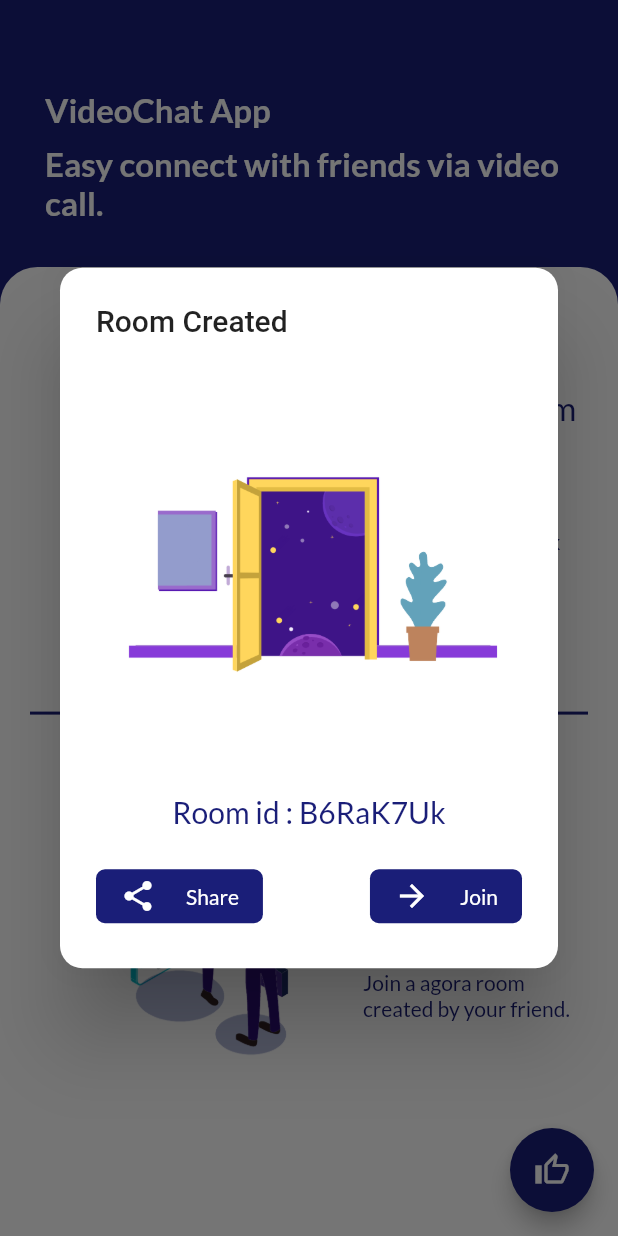
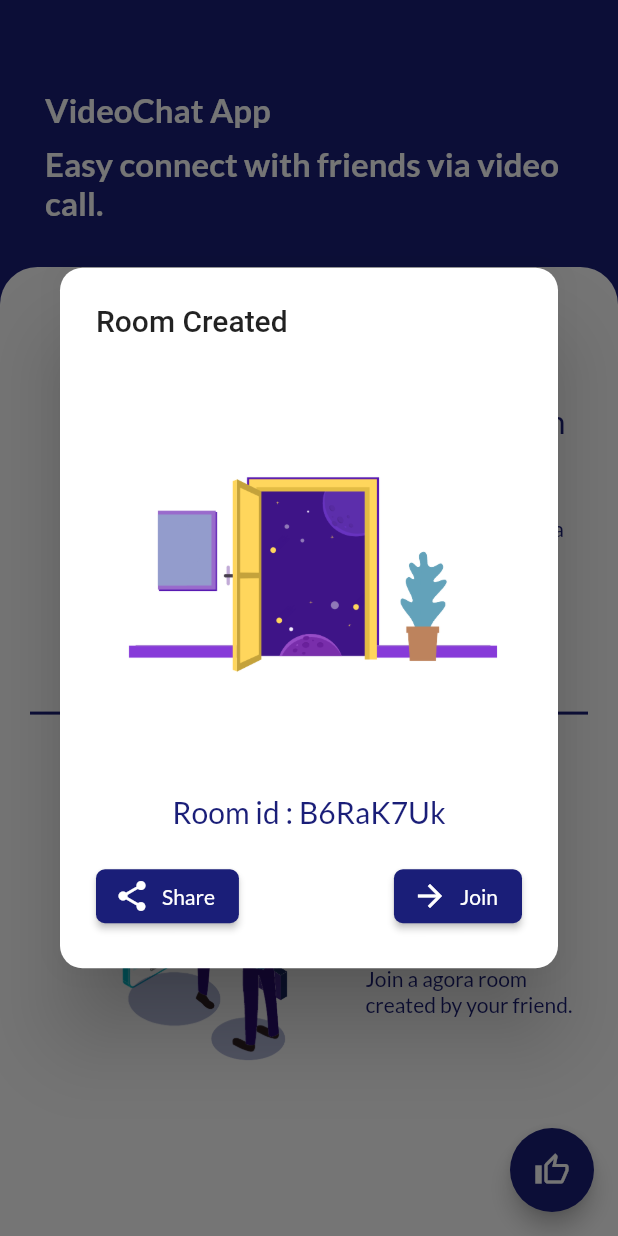
Before and after one commit to SurajLad/VideoCall-App-Flutter, a Flutter app: the VideoCallScreen screen opened directly, after a tap on the "arrow back" icon, after a tap on "Create Room", on a phone screen of 412 x 824 dp. Run offline on Flutter 3.47's test engine with Material 2 defaults, Android fonts, the phone set to English and light mode, and no system bars; our stand-ins replace convex_bottom_bar, get, google_fonts, permission_handler; missing offline and left inert: agora_rtc_engine, flutter_share, signal_strength_indicator.

```diff
--- a/lib/Controllers/agora_controller.dart
+++ b/lib/Controllers/agora_controller.dart
@@ -5,6 +5,8 @@ import 'package:chat_app/Helpers/utils.dart';
 import 'package:get/get.dart';
 
 class AgoraController extends GetxController {
+  RtcEngine engine;
+
   // Meeeting Timer Helper
   Timer meetingTimer;
   int meetingDuration = 0;
@@ -15,19 +17,25 @@ class AgoraController extends GetxController {
   bool muteVideo = false;
   bool backCamera = false;
 
+  @override
+  void onInit() {
+    engine = createAgoraRtcEngine();
+    super.onInit();
+  }
+
   void onToggleMuteAudio() {
     muted = !muted;
-    AgoraRtcEngine.muteLocalAudioStream(muted);
+    engine.muteLocalAudioStream(muted);
   }
 
   void onToggleMuteVideo() {
     muteVideo = !muteVideo;
-    AgoraRtcEngine.muteLocalVideoStream(muteVideo);
+    engine.muteLocalVideoStream(muteVideo);
   }
 
   void onSwitchCamera() {
     backCamera = !backCamera;
-    AgoraRtcEngine.switchCamera();
+    engine.switchCamera();
   }
 
   void startMeetingTimer() async {
--- a/lib/UI/Dialogs/create_room.dart
+++ b/lib/UI/Dialogs/create_room.dart
@@ -38,31 +38,28 @@ class _CreateRoomDialogState extends State<CreateRoomDialog> {
           Row(
             mainAxisAlignment: MainAxisAlignment.spaceBetween,
             children: [
-              FlatButton(
+              ElevatedButton.icon(
+                icon: Icon(Icons.share, color: Colors.white),
+                style: ElevatedButton.styleFrom(
                   shape: RoundedRectangleBorder(
                       borderRadius: BorderRadius.circular(6)),
-                color: const Color(0xFF1A1E78),
+                  backgroundColor: const Color(0xFF1A1E78),
+                ),
                 onPressed: () {
                   shareToApps(roomId);
                 },
-                child: Row(
-                  mainAxisSize: MainAxisSize.min,
-                  children: [
-                    Icon(Icons.share, color: Colors.white),
-                    const SizedBox(
-                      width: 20,
-                    ),
-                    Text(
+                label: Text(
                   "Share",
                   style: regularTxtStyle,
                 ),
-                  ],
               ),
-              ),
-              FlatButton(
+              ElevatedButton.icon(
+                icon: Icon(Icons.arrow_forward, color: Colors.white),
+                style: ElevatedButton.styleFrom(
                   shape: RoundedRectangleBorder(
                       borderRadius: BorderRadius.circular(6)),
-                color: const Color(0xFF1A1E78),
+                  backgroundColor: const Color(0xFF1A1E78),
+                ),
                 onPressed: () async {
                   bool isPermissionGranted =
                       await handlePermissionsForCall(context);
@@ -81,18 +78,9 @@ class _CreateRoomDialogState extends State<CreateRoomDialog> {
                         snackPosition: SnackPosition.BOTTOM);
                   }
                 },
-                child: Row(
-                  mainAxisSize: MainAxisSize.min,
-                  children: [
-                    Icon(Icons.arrow_forward, color: Colors.white),
-                    const SizedBox(
-                      width: 20,
-                    ),
-                    Text(
+                label: Text(
                   "Join",
                   style: regularTxtStyle,
-                    ),
-                  ],
                 ),
               ),
             ],
--- a/lib/UI/home_page.dart
+++ b/lib/UI/home_page.dart
@@ -54,14 +54,15 @@ class HomePage extends StatelessWidget {
                     flex: 4,
                     child: Padding(
                       padding: const EdgeInsets.only(left: 10, right: 10),
-                      child: FlatButton(
+                      child: TextButton(
                         onPressed: () {
                           showDialog(
                             context: context,
                             barrierDismissible: false,
                             builder: (_) {
                               return CreateRoomDialog();
-                              });
+                            },
+                          );
                         },
                         child: Row(
                           children: [
@@ -70,7 +71,8 @@ class HomePage extends StatelessWidget {
                               child: Image.asset(
                                 "Assets/create_meeting_vector.png",
                                 fit: BoxFit.fill,
-                                )),
+                              ),
+                            ),
                             Flexible(
                               flex: 4,
                               child: Column(
@@ -107,7 +109,7 @@ class HomePage extends StatelessWidget {
                     flex: 4,
                     child: Padding(
                       padding: const EdgeInsets.only(left: 10, right: 10),
-                      child: FlatButton(
+                      child: TextButton(
                         onPressed: () {
                           showDialog(
                               context: context,
--- a/lib/UI/videocall_page.dart
+++ b/lib/UI/videocall_page.dart
@@ -5,7 +5,6 @@ import 'package:chat_app/UI/home_page.dart';
 import 'package:convex_bottom_bar/convex_bottom_bar.dart';
 import 'package:get/get.dart';
 import 'package:flutter/material.dart';
-import 'package:flutter/rendering.dart';
 import 'package:agora_rtc_engine/agora_rtc_engine.dart';
 import 'package:signal_strength_indicator/signal_strength_indicator.dart';
 
@@ -23,7 +22,7 @@ class VideoCallScreenState extends State<VideoCallScreen> {
 
   // UserJoined Bool
   bool isSomeOneJoinedCall = false;
-  final AgoraController agoraController = Get.put(AgoraController());
+  final agoraController = Get.put(AgoraController());
 
   int networkQuality = 3;
   Color networkQualityBarColor = Colors.green;
@@ -36,7 +35,7 @@ class VideoCallScreenState extends State<VideoCallScreen> {
   }
 
   @override
-  void dispose() {
+  void dispose() async {
     print("\n============ ON DISPOSE ===============\n");
     super.dispose();
 
@@ -48,8 +47,8 @@ class VideoCallScreenState extends State<VideoCallScreen> {
     _users.clear();
 
     // destroy Agora sdk
-    AgoraRtcEngine.leaveChannel();
-    AgoraRtcEngine.destroy();
+    await agoraController.engine.leaveChannel();
+    await agoraController.engine.release();
   }
 
   @override
@@ -68,16 +67,23 @@ class VideoCallScreenState extends State<VideoCallScreen> {
 
     await _initAgoraRtcEngine();
     _addAgoraEventHandlers();
-    await AgoraRtcEngine.enableWebSdkInteroperability(true);
+    await agoraController.engine.enableWebSdkInteroperability(true);
 
-    await AgoraRtcEngine.setParameters(
+    await agoraController.engine.setParameters(
         '''{\"che.video.lowBitRateStreamParameter\":{\"width\":640,\"height\":360,\"frameRate\":30,\"bitRate\":800}}''');
-    await AgoraRtcEngine.joinChannel(null, widget.channelName, null, 0);
+    await agoraController.engine.joinChannel(
+      token: 's',
+      channelId: widget.channelName,
+      uid: 0,
+      options: ChannelMediaOptions(),
+    );
+
+    // await agoraController.engine.joinChannel(null, widget.channelName, null, 0);
   }
 
   Future<void> _initAgoraRtcEngine() async {
-    await AgoraRtcEngine.create(getAgoraAppId());
-    await AgoraRtcEngine.enableVideo();
+    await agoraController.engine.create(getAgoraAppId());
+    await agoraController.engine.enableVideo();
   }
 
   /// agora event handlers
@@ -263,7 +269,7 @@ class VideoCallScreenState extends State<VideoCallScreen> {
             ],
           ),
           actions: <Widget>[
-            FlatButton(
+            TextButton(
               child: Text("Yes"),
               onPressed: () {
                 Navigator.pop(context); // Close dialog
@@ -271,7 +277,7 @@ class VideoCallScreenState extends State<VideoCallScreen> {
                     MaterialPageRoute(builder: (context) => HomePage()));
               },
             ),
-            FlatButton(
+            TextButton(
               child: Text("No"),
               onPressed: () {
                 Navigator.pop(context); // Close dialog
@@ -339,9 +345,14 @@ class VideoCallScreenState extends State<VideoCallScreen> {
             alignment: Alignment.topLeft,
             child: Container(
               margin: const EdgeInsets.only(left: 10, top: 30),
-              child: FlatButton(
-                minWidth: 40,
-                height: 50,
+              child: ElevatedButton(
+                style: ElevatedButton.styleFrom(
+                  shape: RoundedRectangleBorder(
+                      borderRadius: BorderRadius.circular(6)),
+                  backgroundColor: Colors.white38,
+                  // minWidth: 40,
+                  // height: 50,
+                ),
                 onPressed: () {
                   Navigator.pushReplacement(context,
                       MaterialPageRoute(builder: (context) => HomePage()));
@@ -351,9 +362,6 @@ class VideoCallScreenState extends State<VideoCallScreen> {
                   color: Colors.white,
                   size: 24.0,
                 ),
-                shape: RoundedRectangleBorder(
-                    borderRadius: BorderRadius.circular(6)),
-                color: Colors.white38,
               ),
             ),
           ),
```
Also changed, not shown: lib/Helpers/utils.dart (+7 -5 lines), lib/UI/Dialogs/join_room.dart (+10 -16 lines), lib/main.dart (+10 -1 lines), pubspec.yaml (+6 -6 lines), pubspec.lock, 2 other files. Lines whose indentation alone changed are shown as unchanged.
